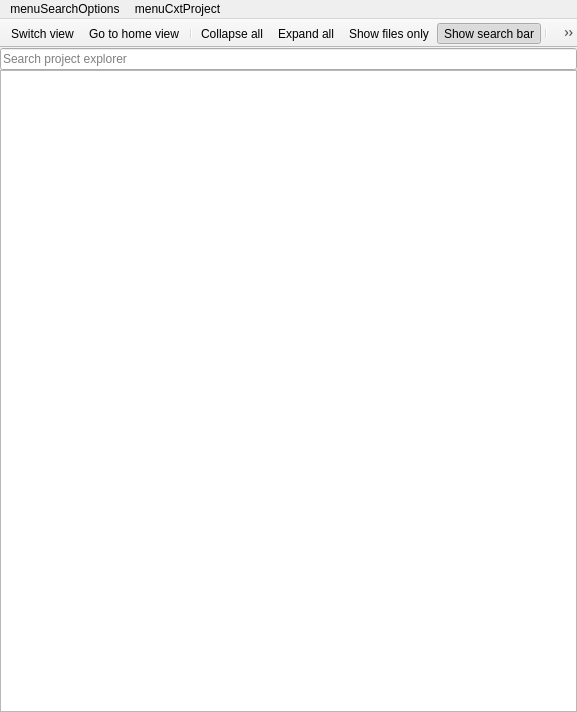
Old version of the form res/forms/form_expl.ui in the repository TophUwO/Noriko.
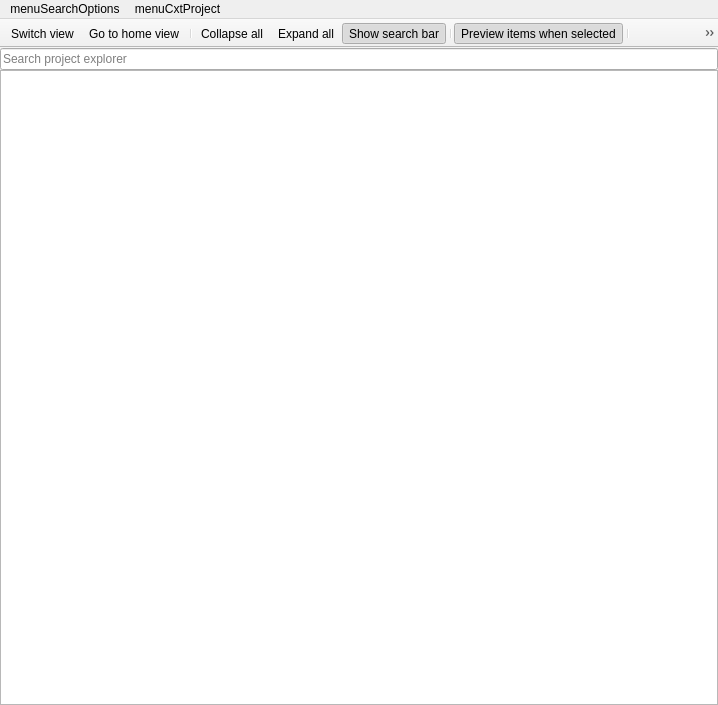
New version of the form. Icons and pictures are not drawn.

The edit to the form file:
```diff
--- a/res/forms/form_expl.ui
+++ b/res/forms/form_expl.ui
@@ -6,8 +6,8 @@
    <rect>
     <x>0</x>
     <y>0</y>
-    <width>577</width>
-    <height>712</height>
+    <width>718</width>
+    <height>705</height>
    </rect>
   </property>
   <property name="windowTitle">
@@ -82,10 +82,8 @@
    <addaction name="separator"/>
    <addaction name="actCollapseAll"/>
    <addaction name="actExpandAll"/>
-   <addaction name="actShowFilesOnly"/>
    <addaction name="actShowSearchBar"/>
    <addaction name="separator"/>
-   <addaction name="actItemProperties"/>
    <addaction name="actPreviewOnSel"/>
    <addaction name="separator"/>
    <addaction name="actViewSettings"/>
@@ -95,7 +93,7 @@
     <rect>
      <x>0</x>
      <y>0</y>
-     <width>577</width>
+     <width>718</width>
      <height>21</height>
     </rect>
    </property>
@@ -189,6 +187,9 @@
    <property name="checkable">
     <bool>true</bool>
    </property>
+   <property name="checked">
+    <bool>true</bool>
+   </property>
    <property name="icon">
     <iconset resource="../resource.qrc">
      <normaloff>:/icons/ico_preview.png</normaloff>:/icons/ico_preview.png</iconset>
```
Left out of the diff: 138 changed lines with no effect on the pictures.
